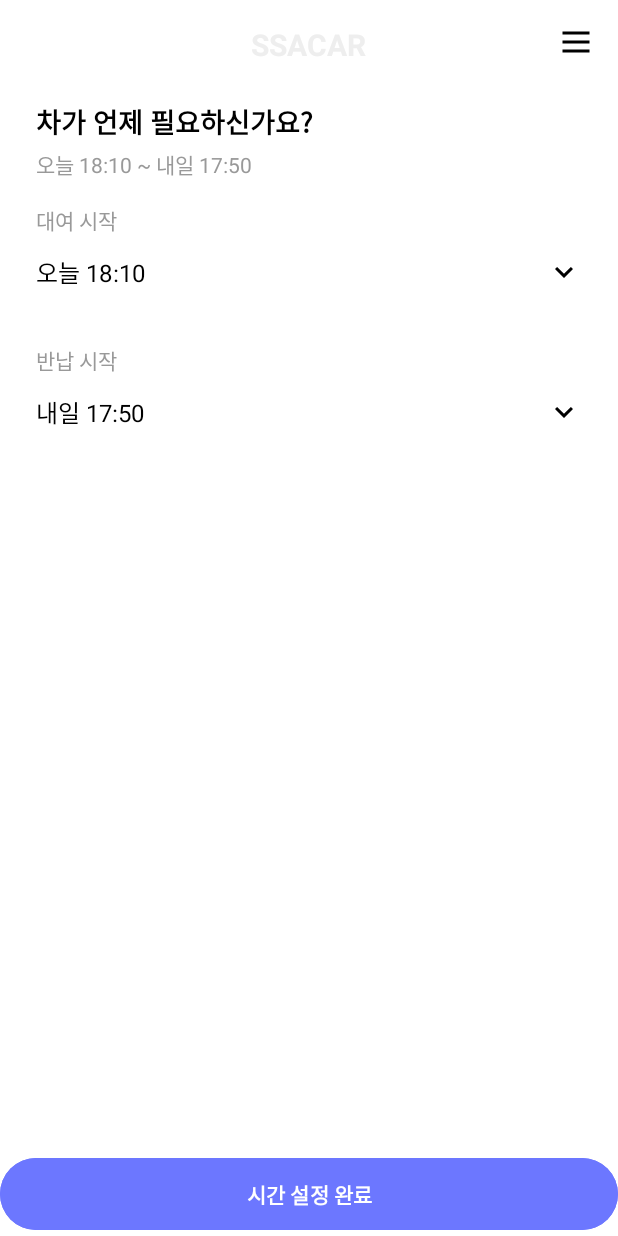
After one commit to chltj/SsaCar, an Android app: the layout activity_time_select.xml on its own in the app's theme, with its tools: preview values and no code run, on a phone screen of 412 x 824 dp. The commit adds this screen. Run offline under Robolectric (Android 15) with nearby library versions, the phone set to English and light mode, and no system bars.

Commit message:
차량정보12

```diff
--- /dev/null
+++ b/app/src/main/res/drawable/ic_dropdown.xml
@@ -0,0 +1,5 @@
+<vector xmlns:android="http://schemas.android.com/apk/res/android" android:height="24dp" android:tint="#000000" android:viewportHeight="24" android:viewportWidth="24" android:width="24dp">
+
+    <path android:fillColor="@android:color/white" android:pathData="M16.59,8.59L12,13.17 7.41,8.59 6,10l6,6 6,-6z"/>
+
+</vector>
--- /dev/null
+++ b/app/src/main/res/drawable/ic_menu.xml
@@ -0,0 +1,5 @@
+<vector xmlns:android="http://schemas.android.com/apk/res/android" android:height="24dp" android:tint="#000000" android:viewportHeight="960" android:viewportWidth="960" android:width="24dp">
+
+    <path android:fillColor="@android:color/white" android:pathData="M120,280L120,200L840,200L840,280L120,280ZM120,760L120,680L840,680L840,760L120,760ZM120,520L120,440L840,440L840,520L120,520Z"/>
+
+</vector>
--- a/app/src/main/res/layout/activity_car_detail.xml
+++ b/app/src/main/res/layout/activity_car_detail.xml
@@ -75,7 +75,14 @@
             android:layout_marginBottom="16dp">
 
             <TextView android:text="제조사\n기아" android:padding="8dp" android:textSize="14sp" />
-            <TextView android:text="분류\n준중형" android:padding="8dp" android:textSize="14sp" />
+
+            <TextView
+                android:layout_row="0"
+                android:layout_column="6"
+                android:padding="8dp"
+                android:text="분류\n준중형"
+                android:textSize="14sp" />
+
             <TextView android:text="연료\n휘발유" android:padding="8dp" android:textSize="14sp" />
             <TextView android:text="변속방식\n자동 무단" android:padding="8dp" android:textSize="14sp" />
             <TextView android:text="승차 인원\n5" android:padding="8dp" android:textSize="14sp" />
--- /dev/null
+++ b/app/src/main/res/layout/activity_time_select.xml
@@ -0,0 +1,147 @@
+<?xml version="1.0" encoding="utf-8"?>
+<LinearLayout xmlns:android="http://schemas.android.com/apk/res/android"
+    android:layout_width="match_parent"
+    android:layout_height="match_parent"
+    android:orientation="vertical"
+    android:background="#FFFFFF">
+
+    <!-- 상단: 로고 + 메뉴 -->
+    <RelativeLayout
+        android:layout_width="match_parent"
+        android:layout_height="wrap_content"
+        android:padding="16dp">
+
+        <TextView
+            android:id="@+id/logo_text"
+            android:layout_width="wrap_content"
+            android:layout_height="wrap_content"
+            android:text="SSACAR"
+            android:textSize="20sp"
+            android:textStyle="bold"
+            android:textColor="#EEEEEE"
+            android:layout_centerHorizontal="true" />
+
+        <ImageView
+            android:id="@+id/menu_icon"
+            android:layout_width="24dp"
+            android:layout_height="24dp"
+            android:layout_alignParentEnd="true"
+            android:src="@drawable/ic_menu"
+            android:contentDescription="메뉴 아이콘" />
+    </RelativeLayout>
+
+    <!-- 질문 및 요약 시간 -->
+    <LinearLayout
+        android:layout_width="match_parent"
+        android:layout_height="wrap_content"
+        android:orientation="vertical"
+        android:paddingStart="24dp"
+        android:paddingEnd="24dp"
+        android:paddingTop="8dp"
+        android:paddingBottom="16dp">
+
+        <TextView
+            android:layout_width="wrap_content"
+            android:layout_height="wrap_content"
+            android:text="차가 언제 필요하신가요?"
+            android:textSize="18sp"
+            android:textStyle="bold"
+            android:textColor="#000000" />
+
+        <TextView
+            android:id="@+id/summary_time"
+            android:layout_width="wrap_content"
+            android:layout_height="wrap_content"
+            android:text="오늘 18:10 ~ 내일 17:50"
+            android:textSize="14sp"
+            android:textColor="#999999"
+            android:layout_marginTop="4dp" />
+    </LinearLayout>
+
+    <!-- 대여 시간 선택 -->
+    <LinearLayout
+        android:layout_width="match_parent"
+        android:layout_height="wrap_content"
+        android:orientation="vertical"
+        android:paddingHorizontal="24dp">
+
+        <!-- 대여 시작 -->
+        <TextView
+            android:layout_width="wrap_content"
+            android:layout_height="wrap_content"
+            android:text="대여 시작"
+            android:textColor="#999999" />
+
+        <LinearLayout
+            android:layout_width="match_parent"
+            android:layout_height="wrap_content"
+            android:orientation="horizontal"
+            android:gravity="center_vertical"
+            android:paddingTop="12dp"
+            android:paddingBottom="12dp">
+
+            <TextView
+                android:id="@+id/start_time"
+                android:layout_width="0dp"
+                android:layout_weight="1"
+                android:layout_height="wrap_content"
+                android:text="오늘 18:10"
+                android:textSize="16sp"
+                android:textColor="#000000" />
+
+            <ImageView
+                android:layout_width="24dp"
+                android:layout_height="24dp"
+                android:src="@drawable/ic_dropdown"
+                android:contentDescription="드롭다운" />
+        </LinearLayout>
+
+        <!-- 반납 시작 -->
+        <TextView
+            android:layout_width="wrap_content"
+            android:layout_height="wrap_content"
+            android:text="반납 시작"
+            android:textColor="#999999"
+            android:layout_marginTop="24dp" />
+
+        <LinearLayout
+            android:layout_width="match_parent"
+            android:layout_height="wrap_content"
+            android:orientation="horizontal"
+            android:gravity="center_vertical"
+            android:paddingTop="12dp"
+            android:paddingBottom="12dp">
+
+            <TextView
+                android:id="@+id/end_time"
+                android:layout_width="0dp"
+                android:layout_weight="1"
+                android:layout_height="wrap_content"
+                android:text="내일 17:50"
+                android:textSize="16sp"
+                android:textColor="#000000" />
+
+            <ImageView
+                android:layout_width="24dp"
+                android:layout_height="24dp"
+                android:src="@drawable/ic_dropdown"
+                android:contentDescription="드롭다운" />
+        </LinearLayout>
+    </LinearLayout>
+
+    <!-- 여백 -->
+    <View
+        android:layout_width="match_parent"
+        android:layout_height="0dp"
+        android:layout_weight="1" />
+
+    <!-- 하단 버튼 -->
+    <Button
+        android:id="@+id/btn_confirm"
+        android:layout_width="match_parent"
+        android:layout_height="56dp"
+        android:text="시간 설정 완료"
+        android:textColor="#FFFFFF"
+        android:backgroundTint="#6C77FF"
+        android:textStyle="bold" />
+</LinearLayout>
```
Also changed, not shown: app/src/main/res/layout/activity_main.xml (line endings or trailing spaces), app/src/main/res/layout/card_list.xml (renamed from app/src/main/res/layout/strings.xml).
